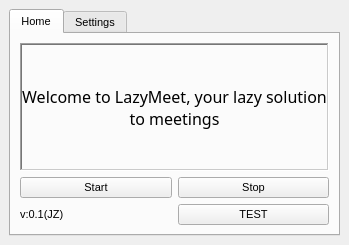
This is gui.ui in jaysonruz/LazyMeet as Qt 5 draws it before an edit. The edited form follows.
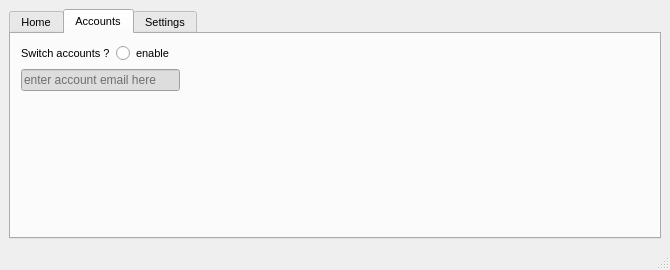
This is the edited form. The open tabs and pages were chosen to show the change.

What changed in the file:
```diff
--- a/gui.ui
+++ b/gui.ui
@@ -6,46 +6,19 @@
    <rect>
     <x>0</x>
     <y>0</y>
-    <width>349</width>
-    <height>245</height>
+    <width>670</width>
+    <height>270</height>
    </rect>
   </property>
-  <property name="minimumSize">
-   <size>
-    <width>349</width>
-    <height>245</height>
-   </size>
-  </property>
-  <property name="maximumSize">
-   <size>
-    <width>349</width>
-    <height>245</height>
-   </size>
-  </property>
   <property name="windowTitle">
    <string>LazyMeet</string>
   </property>
-  <property name="autoFillBackground">
-   <bool>false</bool>
-  </property>
-  <property name="styleSheet">
-   <string notr="true"/>
+  <property name="dockOptions">
+   <set>QMainWindow::AllowTabbedDocks|QMainWindow::AnimatedDocks</set>
   </property>
   <widget class="QWidget" name="centralwidget">
-   <property name="minimumSize">
-    <size>
-     <width>349</width>
-     <height>245</height>
-    </size>
-   </property>
-   <property name="maximumSize">
-    <size>
-     <width>349</width>
-     <height>245</height>
-    </size>
-   </property>
-   <layout class="QVBoxLayout" name="verticalLayout">
-    <item>
+   <layout class="QGridLayout" name="gridLayout_3">
+    <item row="0" column="1">
      <widget class="QTabWidget" name="tabWidget">
       <property name="enabled">
        <bool>true</bool>
@@ -190,6 +163,55 @@
         </item>
        </layout>
       </widget>
+      <widget class="QWidget" name="tab_3">
+       <attribute name="title">
+        <string>Accounts</string>
+       </attribute>
+       <widget class="QWidget" name="">
+        <property name="geometry">
+         <rect>
+          <x>10</x>
+          <y>10</y>
+          <width>159</width>
+          <height>47</height>
+         </rect>
+        </property>
+        <layout class="QVBoxLayout" name="verticalLayout">
+         <item>
+          <layout class="QHBoxLayout" name="horizontalLayout_2">
+           <item>
+            <widget class="QLabel" name="label_5">
+             <property name="text">
+              <string>Switch accounts ?</string>
+             </property>
+            </widget>
+           </item>
+           <item>
+            <widget class="QRadioButton" name="radioButton">
+             <property name="text">
+              <string>enable</string>
+             </property>
+            </widget>
+           </item>
+          </layout>
+         </item>
+         <item>
+          <widget class="QLineEdit" name="lineEdit_account_email">
+           <property name="styleSheet">
+            <string notr="true">
+background-color: rgb(221, 221, 221);</string>
+           </property>
+           <property name="text">
+            <string/>
+           </property>
+           <property name="placeholderText">
+            <string>enter account email here</string>
+           </property>
+          </widget>
+         </item>
+        </layout>
+       </widget>
+      </widget>
       <widget class="QWidget" name="tab_2">
        <property name="styleSheet">
         <string notr="true"/>
@@ -348,6 +370,7 @@
     </item>
    </layout>
   </widget>
+  <widget class="QStatusBar" name="statusbar"/>
  </widget>
  <resources>
   <include location="res.qrc"/>
```
Left out of the diff: 170 changed lines with no effect on the pictures.
